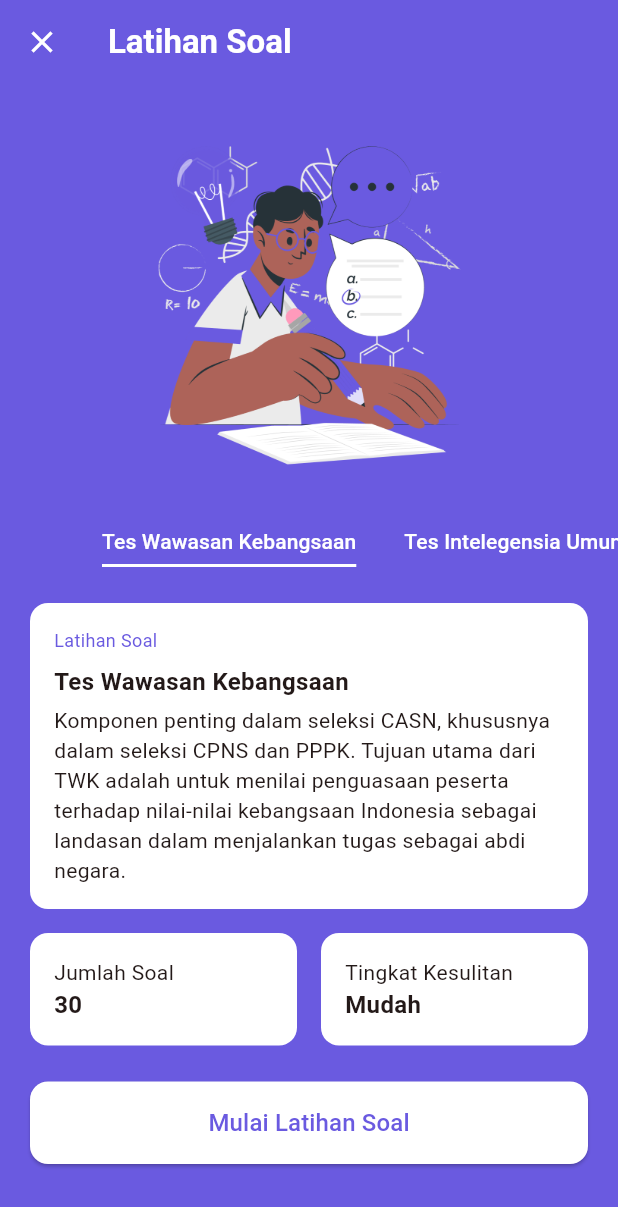
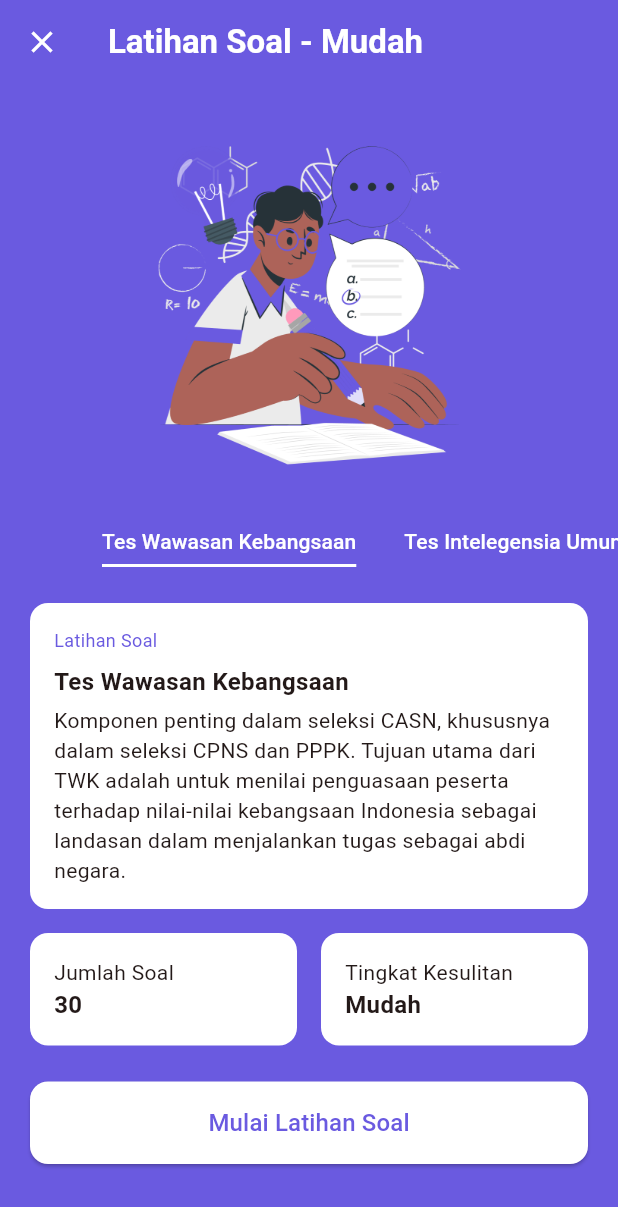
Before and after one commit to fajricpaix/try_out, a Flutter app: the TrainingView screen opened directly, after a tap on "Paket 1 : Pemanasan Awal", on a phone screen of 412 x 824 dp. Shown: the top 1207 px of the screen. Run offline on Flutter 3.47's test engine with Material 3 defaults, Android fonts, the phone set to English and light mode, and no system bars; missing offline and left inert: flutter_pdfview.

Commit message:
finish training

```diff
--- a/lib/views/quetions/dashboard.dart
+++ b/lib/views/quetions/dashboard.dart
@@ -6,7 +6,9 @@ import 'package:try_out/views/quetions/quiz.dart';
 import 'package:try_out/widgets/tools/box_quiz.dart';
 
 class DashboardQuetionView extends StatefulWidget {
-  const DashboardQuetionView({super.key});
+  final String level;
+
+  const DashboardQuetionView({super.key, required this.level});
 
   @override
   State<DashboardQuetionView> createState() => _DashboardQuetionViewState();
@@ -28,14 +30,22 @@ class _DashboardQuetionViewState extends State<DashboardQuetionView> {
       final String response = await rootBundle.loadString(
         'assets/json/dummy.json',
       );
-      final data = json.decode(response);
+      final Map<String, dynamic> rawData = json.decode(response);
+
+      final filteredData = <String, dynamic>{};
+      for (final entry in rawData.entries) {
+        if (entry.value['level'] == widget.level) {
+          filteredData[entry.key] = entry.value;
+        }
+      }
+
       setState(() {
-        quizData = data;
+        quizData = filteredData;
         _isLoading = false;
       });
     } catch (e) {
       setState(() {
-        _error = 'Failed to load quiz data: $e';
+        _error = 'Gagal memuat soal: $e';
         _isLoading = false;
       });
     }
@@ -63,6 +73,18 @@ class _DashboardQuetionViewState extends State<DashboardQuetionView> {
       );
     }
 
+    if (quizData == null || quizData!.isEmpty) {
+      return Scaffold(
+        backgroundColor: const Color(0xFF6A5AE0),
+        body: const Center(
+          child: Text(
+            'Tidak ada soal untuk level ini.',
+            style: TextStyle(color: Colors.white, fontSize: 16),
+          ),
+        ),
+      );
+    }
+
     final keys = quizData!.keys.toList();
 
     return DefaultTabController(
@@ -70,15 +92,13 @@ class _DashboardQuetionViewState extends State<DashboardQuetionView> {
       child: Scaffold(
         backgroundColor: const Color(0xFF6A5AE0),
         appBar: AppBar(
-          title: const Text(
-            'Latihan Soal',
-            style: TextStyle(color: Colors.white, fontWeight: FontWeight.bold),
+          title: Text(
+            'Latihan Soal - ${widget.level}',
+            style: const TextStyle(color: Colors.white, fontWeight: FontWeight.bold),
           ),
           leading: IconButton(
             icon: const Icon(Icons.close, color: Colors.white),
-            onPressed: () {
-              Navigator.of(context).pop();
-            },
+            onPressed: () => Navigator.of(context).pop(),
           ),
           backgroundColor: const Color(0xFF6A5AE0),
         ),
@@ -97,7 +117,7 @@ class _DashboardQuetionViewState extends State<DashboardQuetionView> {
               isScrollable: true,
               labelColor: Colors.white,
               unselectedLabelColor: Colors.white,
-              indicator: UnderlineTabIndicator(
+              indicator: const UnderlineTabIndicator(
                 borderSide: BorderSide(color: Colors.white, width: 2),
                 insets: EdgeInsets.only(bottom: 8),
               ),
--- a/lib/views/quetions/quiz.dart
+++ b/lib/views/quetions/quiz.dart
@@ -395,7 +395,6 @@ class _QuizViewState extends State<QuizView> {
                   onSelectQuestion: (index) {
                     setState(() {
                       _currentIndex = index;
-                        Navigator.of(context).pop();
                     });
                   },
                 ),
--- a/lib/views/training/training.dart
+++ b/lib/views/training/training.dart
@@ -1,16 +1,29 @@
+import 'dart:convert';
 import 'package:flutter/material.dart';
+import 'package:flutter/services.dart';
 import 'package:try_out/views/quetions/dashboard.dart';
 import 'package:try_out/widgets/thumbnail/thumbnail_training.dart';
 
 class TrainingView extends StatelessWidget {
   const TrainingView({super.key});
 
+  Future<Map<String, dynamic>> loadSoalData() async {
+    final jsonString = await rootBundle.loadString('assets/json/dummy.json');
+    return json.decode(jsonString);
+  }
+
   @override
   Widget build(BuildContext context) {
     return Scaffold(
       backgroundColor: Colors.white,
       appBar: AppBar(
-        title: const Text('Latihan Soal', style: TextStyle(color: Color(0xFF6A5AE0), fontWeight: FontWeight.bold)),
+        title: const Text(
+          'Latihan Soal',
+          style: TextStyle(
+            color: Color(0xFF6A5AE0),
+            fontWeight: FontWeight.bold,
+          ),
+        ),
         iconTheme: const IconThemeData(color: Color(0xFF6A5AE0)),
         backgroundColor: Colors.white,
         shape: const RoundedRectangleBorder(
@@ -19,42 +32,77 @@ class TrainingView extends StatelessWidget {
           ),
         ),
       ),
-      body: SingleChildScrollView(
+      body: FutureBuilder<Map<String, dynamic>>(
+        future: loadSoalData(),
+        builder: (context, snapshot) {
+          if (!snapshot.hasData) {
+            return const Center(child: CircularProgressIndicator());
+          }
+
+          final data = snapshot.data!;
+          final easyLevel = data['level'] ?? 'Mudah';
+          final mediumLevel = data['level'] ?? 'Sedang';
+          final hardLevel = data['level'] ?? 'Sulit';
+
+          return SingleChildScrollView(
             child: Column(
               children: [
                 ThumbnailTraining(
-              isColorTop: Colors.white,
-              isColor: const Color(0xFF8376E5),
                   imagePath: 'assets/training/latihan_1.webp',
                   title: 'Paket 1 : Pemanasan Awal',
                   description: 'Langkah Kecil Menuju Sukses',
-              trainingPage: const DashboardQuetionView(),
+                  isColorTop: Colors.white,
+                  isColor: const Color(0xFF8376E5),
+                  onPressed: () {
+                    Navigator.push(
+                      context,
+                      MaterialPageRoute(
+                        builder: (_) => DashboardQuetionView(level: easyLevel),
+                      ),
+                    );
+                  },
                 ),
                 ThumbnailTraining(
-              isColorTop: const Color(0xFF8376E5),
-              isColor: const Color(0xFF604FDE),
                   imagePath: 'assets/training/latihan_2.webp',
                   title: 'Paket 2: Tantangan Lanjutan',
                   description: 'Uji Kemampuan & Tambah Percaya Diri',
-              trainingPage: const DashboardQuetionView(),
+                  isColorTop: const Color(0xFF8376E5),
+                  isColor: const Color(0xFF604FDE),
+                  onPressed: () {
+                    Navigator.push(
+                      context,
+                      MaterialPageRoute(
+                        builder: (_) => DashboardQuetionView(level: mediumLevel),
+                      ),
+                    );
+                  },
                 ),
                 ThumbnailTraining(
-              isColorTop: const Color(0xFF604FDE),
-              isColor: const Color(0xFF301FA7),
                   imagePath: 'assets/training/latihan_3.webp',
                   title: 'Paket 3: Latihan Soal Terbaru',
                   description: 'Belajar soal-soal terbaru',
-              trainingPage: const DashboardQuetionView(),
+                  isColorTop: const Color(0xFF604FDE),
+                  isColor: const Color(0xFF301FA7),
+                  onPressed: () {
+                    Navigator.push(
+                      context,
+                      MaterialPageRoute(
+                        builder: (_) => DashboardQuetionView(level: hardLevel),
+                      ),
+                    );
+                  },
                 ),
                 Container(
                   height: 16,
-            decoration: BoxDecoration(
-              color: const Color(0xFF301FA7),
+                  decoration: const BoxDecoration(
+                    color: Color(0xFF301FA7),
                     borderRadius: BorderRadius.only(bottomLeft: Radius.circular(22)),
                   ),
                 ),
-          ]
+              ],
             ),
+          );
+        },
       ),
     );
   }
--- a/lib/widgets/thumbnail/thumbnail_training.dart
+++ b/lib/widgets/thumbnail/thumbnail_training.dart
@@ -6,8 +6,7 @@ class ThumbnailTraining extends StatelessWidget {
   final String description;
   final Color isColorTop;
   final Color isColor;
-  final Widget trainingPage;
-
+  final VoidCallback onPressed;
 
   const ThumbnailTraining({
     super.key,
@@ -16,7 +15,7 @@ class ThumbnailTraining extends StatelessWidget {
     required this.description,
     required this.isColorTop,
     required this.isColor,
-    required this.trainingPage,
+    required this.onPressed,
   });
 
   @override
@@ -24,26 +23,22 @@ class ThumbnailTraining extends StatelessWidget {
     return ElevatedButton(
       style: ElevatedButton.styleFrom(
         backgroundColor: isColor,
-        padding: const EdgeInsets.only(bottom: 8, top: 0),
-        // minimumSize: const Size.fromHeight(180),
+        padding: const EdgeInsets.only(bottom: 8),
         shape: RoundedRectangleBorder(
           borderRadius: BorderRadius.circular(0),
         ),
         elevation: 0,
       ),
-      onPressed: () {
-        Navigator.push(
-          context,
-          MaterialPageRoute(builder: (context) => trainingPage),
-        );
-      },
+      onPressed: onPressed,
       child: Column(
         children: [
           Container(
             height: 16,
             decoration: BoxDecoration(
               color: isColorTop,
-              borderRadius: BorderRadius.only(bottomLeft: Radius.circular(22)),
+              borderRadius: const BorderRadius.only(
+                bottomLeft: Radius.circular(22),
+              ),
             ),
           ),
           Row(
@@ -56,7 +51,7 @@ class ThumbnailTraining extends StatelessWidget {
                     children: [
                       Text(
                         title,
-                      style: TextStyle(
+                        style: const TextStyle(
                           fontSize: 20,
                           fontWeight: FontWeight.bold,
                           color: Colors.white,
@@ -64,7 +59,7 @@ class ThumbnailTraining extends StatelessWidget {
                       ),
                       Text(
                         description,
-                      style: TextStyle(
+                        style: const TextStyle(
                           fontSize: 14,
                           fontWeight: FontWeight.w400,
                           color: Colors.white,
@@ -77,7 +72,11 @@ class ThumbnailTraining extends StatelessWidget {
               const SizedBox(width: 12),
               Padding(
                 padding: const EdgeInsets.only(top: 20),
-              child: Image.asset(imagePath, height: 130, fit: BoxFit.cover),
+                child: Image.asset(
+                  imagePath,
+                  height: 130,
+                  fit: BoxFit.cover,
+                ),
               ),
             ],
           ),
```
Also changed, not shown: assets/json/dummy.json. Lines whose indentation alone changed are shown as unchanged.
